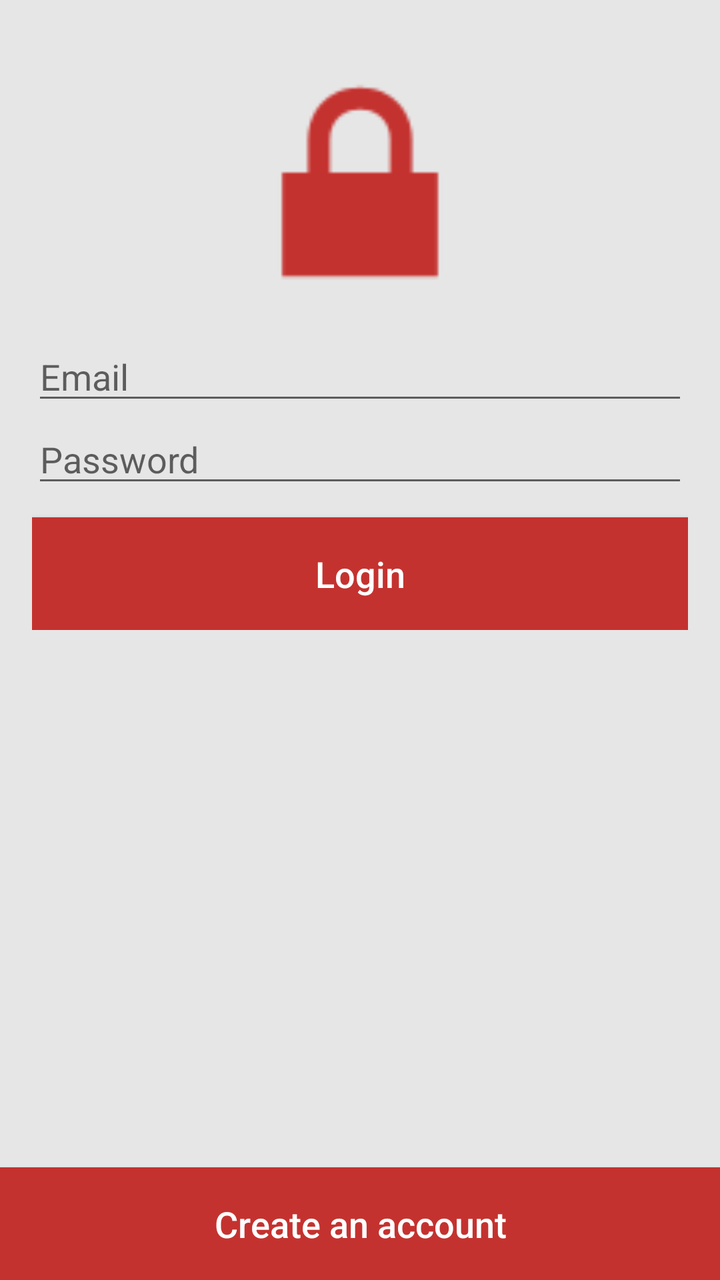
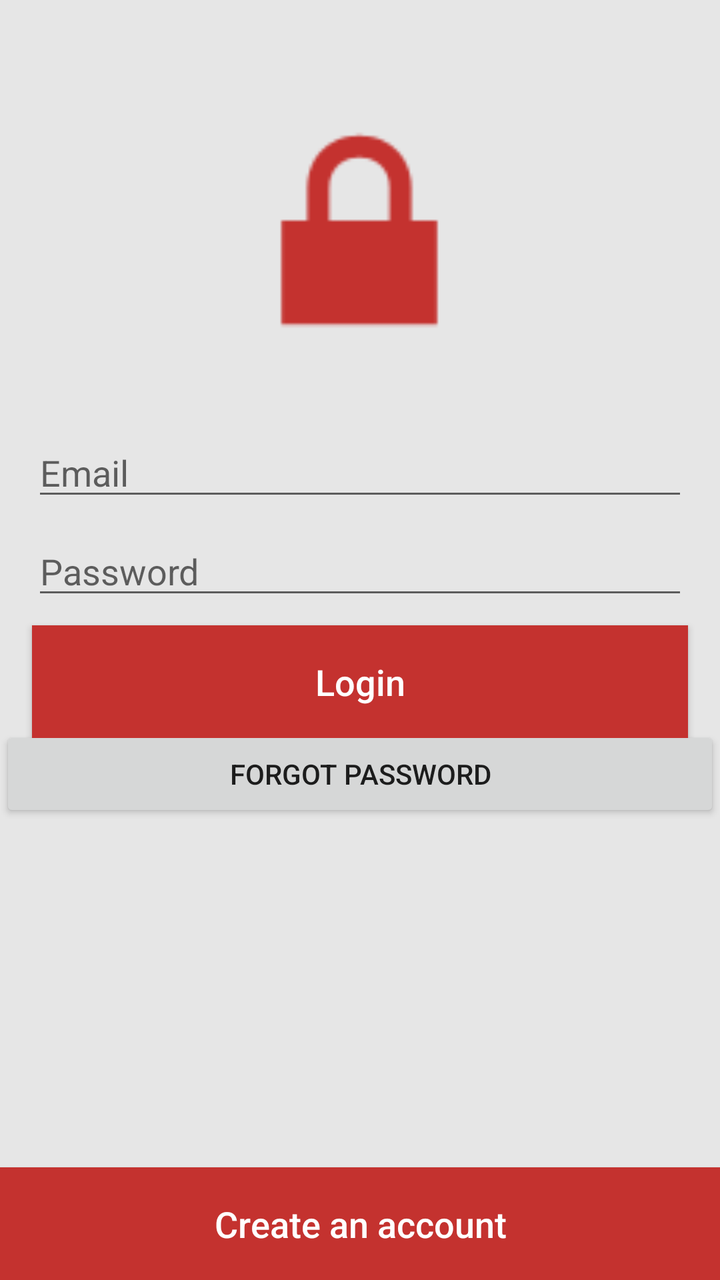

An Android layout rendered at two revisions. The XML below is the earlier revision; the diff shows what the commit changed to produce the second picture.
<!-- AndroidManifest.xml: application theme AppTheme -->
<!-- res/layout/activity_main.xml -->
<?xml version="1.0" encoding="utf-8"?>
<RelativeLayout xmlns:android="http://schemas.android.com/apk/res/android"
    xmlns:app="http://schemas.android.com/apk/res-auto"
    xmlns:tools="http://schemas.android.com/tools"
    android:layout_width="match_parent"
    android:layout_height="match_parent"
    android:background="@color/backgroundColor"
    tools:context=".LoginActivity">

    <LinearLayout
        android:layout_width="match_parent"
        android:layout_height="wrap_content"
        android:orientation="vertical"
        android:padding="16dp">

        <ImageView
            android:layout_width="150dp"
            android:layout_height="150dp"
            android:layout_gravity="center"
            app:srcCompat="@android:drawable/ic_lock_lock" />

        <EditText
            android:id="@+id/login_username"
            android:layout_width="match_parent"
            android:layout_height="wrap_content"
            android:hint="@string/email"
            android:inputType="textEmailAddress" />

        <EditText
            android:id="@+id/login_password"
            android:layout_width="match_parent"
            android:layout_height="wrap_content"
            android:hint="@string/password"
            android:inputType="textPassword" />

        <Button
            android:id="@+id/btn_login"
            android:layout_width="match_parent"
            android:layout_height="wrap_content"
            android:layout_marginTop="10dp"
            android:background="@color/colorPrimaryDark"
            android:padding="16dp"
            android:text="@string/login"
            android:textAllCaps="false"
            android:textColor="@android:color/white"
            android:textSize="18sp" />
    </LinearLayout>

    <Button
        android:id="@+id/btn_sign_up"
        android:layout_width="match_parent"
        android:layout_height="wrap_content"
        android:layout_alignParentBottom="true"
        android:background="@color/colorPrimaryDark"
        android:padding="16dp"
        android:text="@string/dont_have_account"
        android:textAllCaps="false"
        android:textColor="@android:color/white"
        android:textSize="18sp" />


</RelativeLayout>
<!-- resources referenced by this layout -->
<resources>
  <color name="backgroundColor">#E6E6E6</color>
  <color name="colorPrimaryDark">#c4322f</color>
  <string name="dont_have_account">Create an account</string>
  <string name="email">Email</string>
  <string name="login">Login</string>
  <string name="password">Password</string>
  <style name="AppTheme" parent="Theme.AppCompat.Light.DarkActionBar">
          
          <item name="colorPrimary">@color/colorPrimary</item>
          <item name="colorPrimaryDark">@color/colorPrimaryDark</item>
          <item name="colorAccent">@color/colorAccent</item>
      </style>
  <color name="colorPrimary">#c4322f</color>
  <color name="colorAccent">#c4322f</color>
</resources>

<!-- the commit's change to res/layout/activity_main.xml (unified diff, before → after) -->
@@ -1,5 +1,5 @@
 <?xml version="1.0" encoding="utf-8"?>
-<RelativeLayout xmlns:android="http://schemas.android.com/apk/res/android"
+<androidx.constraintlayout.widget.ConstraintLayout xmlns:android="http://schemas.android.com/apk/res/android"
     xmlns:app="http://schemas.android.com/apk/res-auto"
     xmlns:tools="http://schemas.android.com/tools"
     android:layout_width="match_parent"
@@ -7,44 +7,84 @@
     android:background="@color/backgroundColor"
     tools:context=".LoginActivity">
 
-    <LinearLayout
+
+    <ImageView
+        android:id="@+id/imageView"
+        android:layout_width="150dp"
+        android:layout_height="150dp"
+        android:layout_gravity="center"
+        android:layout_marginStart="130dp"
+        android:layout_marginLeft="130dp"
+        android:layout_marginTop="40dp"
+        android:layout_marginEnd="131dp"
+        android:layout_marginRight="131dp"
+        app:layout_constraintEnd_toEndOf="parent"
+        app:layout_constraintStart_toStartOf="parent"
+        app:layout_constraintTop_toTopOf="parent"
+        app:srcCompat="@android:drawable/ic_lock_lock" />
+
+    <EditText
+        android:id="@+id/login_username"
         android:layout_width="match_parent"
         android:layout_height="wrap_content"
-        android:orientation="vertical"
-        android:padding="16dp">
+        android:layout_marginStart="16dp"
+        android:layout_marginLeft="16dp"
+        android:layout_marginTop="24dp"
+        android:layout_marginEnd="16dp"
+        android:layout_marginRight="16dp"
+        android:hint="@string/email"
+        android:inputType="textEmailAddress"
+        app:layout_constraintEnd_toEndOf="parent"
+        app:layout_constraintStart_toStartOf="parent"
+        app:layout_constraintTop_toBottomOf="@+id/imageView" />
 
-        <ImageView
-            android:layout_width="150dp"
-            android:layout_height="150dp"
-            android:layout_gravity="center"
-            app:srcCompat="@android:drawable/ic_lock_lock" />
+    <EditText
+        android:id="@+id/login_password"
+        android:layout_width="match_parent"
+        android:layout_height="wrap_content"
+        android:layout_marginStart="16dp"
+        android:layout_marginLeft="16dp"
+        android:layout_marginTop="8dp"
+        android:layout_marginEnd="16dp"
+        android:layout_marginRight="16dp"
+        android:hint="@string/password"
+        android:inputType="textPassword"
+        app:layout_constraintEnd_toEndOf="@+id/login_username"
+        app:layout_constraintStart_toStartOf="@+id/login_username"
+        app:layout_constraintTop_toBottomOf="@+id/login_username" />
 
-        <EditText
-            android:id="@+id/login_username"
-            android:layout_width="match_parent"
-            android:layout_height="wrap_content"
-            android:hint="@string/email"
-            android:inputType="textEmailAddress" />
+    <Button
+        android:id="@+id/btn_login"
+        android:layout_width="match_parent"
+        android:layout_height="wrap_content"
+        android:layout_marginStart="16dp"
+        android:layout_marginLeft="16dp"
+        android:layout_marginTop="8dp"
+        android:layout_marginEnd="16dp"
+        android:layout_marginRight="16dp"
+        android:background="@color/colorPrimaryDark"
+        android:padding="16dp"
+        android:text="@string/login"
+        android:textAllCaps="false"
+        android:textColor="@android:color/white"
+        android:textSize="18sp"
+        app:layout_constraintEnd_toEndOf="@+id/login_password"
+        app:layout_constraintStart_toStartOf="@+id/login_password"
+        app:layout_constraintTop_toBottomOf="@+id/login_password" />
 
-        <EditText
-            android:id="@+id/login_password"
-            android:layout_width="match_parent"
-            android:layout_height="wrap_content"
-            android:hint="@string/password"
-            android:inputType="textPassword" />
 
-        <Button
-            android:id="@+id/btn_login"
-            android:layout_width="match_parent"
-            android:layout_height="wrap_content"
-            android:layout_marginTop="10dp"
-            android:background="@color/colorPrimaryDark"
-            android:padding="16dp"
-            android:text="@string/login"
-            android:textAllCaps="false"
-            android:textColor="@android:color/white"
-            android:textSize="18sp" />
-    </LinearLayout>
+    <Button
+        android:id="@+id/btn_reset_password"
+        android:layout_width="0dp"
+        android:layout_height="wrap_content"
+        android:layout_marginTop="64dp"
+        android:layout_marginBottom="243dp"
+        android:text="Forgot Password"
+        android:typeface="normal"
+        app:layout_constraintBottom_toTopOf="@+id/btn_sign_up"
+        app:layout_constraintEnd_toEndOf="parent"
+        app:layout_constraintStart_toStartOf="parent"
+        app:layout_constraintTop_toBottomOf="@+id/btn_login" />
 
     <Button
         android:id="@+id/btn_sign_up"
@@ -56,7 +96,42 @@
         android:text="@string/dont_have_account"
         android:textAllCaps="false"
         android:textColor="@android:color/white"
-        android:textSize="18sp" />
+        android:textSize="18sp"
+        app:layout_constraintBottom_toBottomOf="parent"
+        app:layout_constraintEnd_toEndOf="parent"
+        app:layout_constraintStart_toStartOf="parent" />
+
+    <ProgressBar
+        android:id="@+id/progress_Bar"
+        style="?android:attr/progressBarStyleHorizontal"
+        android:layout_width="0dp"
+        android:layout_height="25dp"
+        android:indeterminate="true"
+        android:max="100"
+        android:minWidth="200dp"
+        android:minHeight="50dp"
+        android:progress="0"
+        android:visibility="invisible"
+        app:layout_constraintEnd_toEndOf="parent"
+        app:layout_constraintHorizontal_bias="0"
+        app:layout_constraintStart_toStartOf="parent"
+        app:layout_constraintTop_toTopOf="parent"
+        tools:visibility="invisible" />
+
+    <TextView
+        android:id="@+id/progress_counter"
+        android:layout_width="3dp"
+        android:layout_height="13dp"
+        android:layout_below="@+id/progress_Bar"
+        android:layout_alignLeft="@+id/progress_Bar"
+        android:layout_marginStart="205dp"
+        android:layout_marginLeft="205dp"
+        android:layout_marginTop="8dp"
+        android:layout_marginEnd="206dp"
+        android:layout_marginRight="206dp"
+        app:layout_constraintEnd_toEndOf="parent"
+        app:layout_constraintStart_toStartOf="parent"
+        app:layout_constraintTop_toBottomOf="@+id/progress_Bar" />
 
 
-</RelativeLayout>
+</androidx.constraintlayout.widget.ConstraintLayout>
